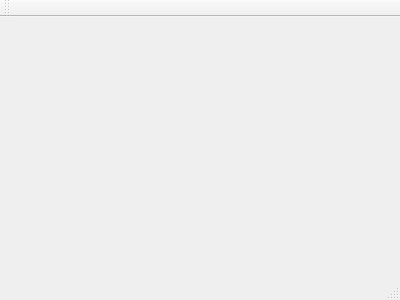
Qt form mainwindow.ui (LepilkinaElena/EasyRouting) before a commit.
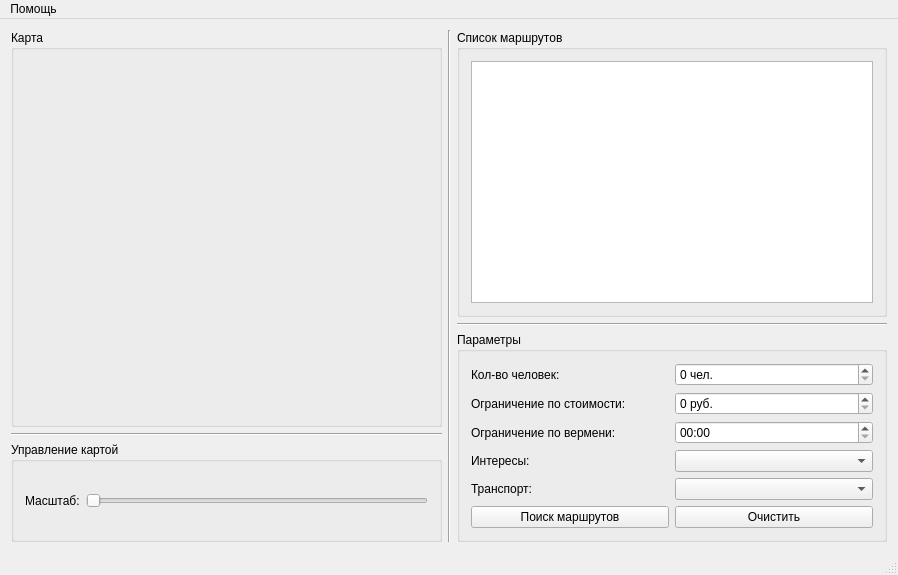
The same form after that commit.

Commit message: Реализован интерфейс на Qt

```diff
--- a/mainwindow.ui
+++ b/mainwindow.ui
@@ -1,24 +1,259 @@
 <ui version="4.0">
  <class>MainWindow</class>
- <widget class="QMainWindow" name="MainWindow" >
-  <property name="geometry" >
+ <widget class="QMainWindow" name="MainWindow">
+  <property name="geometry">
    <rect>
     <x>0</x>
     <y>0</y>
-    <width>400</width>
-    <height>300</height>
+    <width>898</width>
+    <height>575</height>
    </rect>
   </property>
   <property name="windowTitle" >
    <string>MainWindow</string>
   </property>
-  <widget class="QMenuBar" name="menuBar" />
-  <widget class="QToolBar" name="mainToolBar" />
-  <widget class="QWidget" name="centralWidget" />
-  <widget class="QStatusBar" name="statusBar" />
+  <widget class="QWidget" name="centralWidget">
+   <layout class="QHBoxLayout" name="horizontalLayout">
+    <item>
+     <layout class="QVBoxLayout" name="verticalLayout">
+      <item>
+       <widget class="QGroupBox" name="mapGroup">
+        <property name="minimumSize">
+         <size>
+          <width>250</width>
+          <height>250</height>
+         </size>
+        </property>
+        <property name="title">
+         <string>Карта</string>
+        </property>
+        <layout class="QHBoxLayout" name="horizontalLayout_2">
+         <item>
+          <widget class="QWidget" name="mapWidget" native="true"/>
+         </item>
+        </layout>
+       </widget>
+      </item>
+      <item>
+       <widget class="Line" name="line_2">
+        <property name="orientation">
+         <enum>Qt::Horizontal</enum>
+        </property>
+       </widget>
+      </item>
+      <item>
+       <widget class="QGroupBox" name="mapControlGroup">
+        <property name="maximumSize">
+         <size>
+          <width>16777215</width>
+          <height>100</height>
+         </size>
+        </property>
+        <property name="title">
+         <string>Управление картой</string>
+        </property>
+        <layout class="QVBoxLayout" name="verticalLayout_5">
+         <item>
+          <layout class="QHBoxLayout" name="horizontalLayout_10">
+           <item>
+            <widget class="QLabel" name="label_6">
+             <property name="text">
+              <string>Масштаб:</string>
+             </property>
+            </widget>
+           </item>
+           <item>
+            <widget class="QSlider" name="mapScaleSlider">
+             <property name="orientation">
+              <enum>Qt::Horizontal</enum>
+             </property>
+            </widget>
+           </item>
+          </layout>
+         </item>
+         <item>
+          <layout class="QHBoxLayout" name="horizontalLayout_11"/>
+         </item>
+        </layout>
+       </widget>
+      </item>
+     </layout>
+    </item>
+    <item>
+     <widget class="Line" name="line_3">
+      <property name="orientation">
+       <enum>Qt::Vertical</enum>
+      </property>
+     </widget>
+    </item>
+    <item>
+     <layout class="QVBoxLayout" name="verticalLayout_2">
+      <item>
+       <widget class="QGroupBox" name="routesGroup">
+        <property name="title">
+         <string>Список маршрутов</string>
+        </property>
+        <layout class="QHBoxLayout" name="horizontalLayout_9">
+         <item>
+          <widget class="QListView" name="routesListView"/>
+         </item>
+        </layout>
+       </widget>
+      </item>
+      <item>
+       <widget class="Line" name="line">
+        <property name="orientation">
+         <enum>Qt::Horizontal</enum>
+        </property>
+       </widget>
+      </item>
+      <item>
+       <widget class="QGroupBox" name="paramsGroup">
+        <property name="maximumSize">
+         <size>
+          <width>16777215</width>
+          <height>260</height>
+         </size>
+        </property>
+        <property name="title">
+         <string>Параметры</string>
+        </property>
+        <layout class="QVBoxLayout" name="verticalLayout_3">
+         <item>
+          <layout class="QHBoxLayout" name="horizontalLayout_3">
+           <item>
+            <widget class="QLabel" name="label">
+             <property name="text">
+              <string>Кол-во человек:</string>
+             </property>
+            </widget>
+           </item>
+           <item>
+            <widget class="QSpinBox" name="peopleCount">
+             <property name="suffix">
+              <string> чел.</string>
+             </property>
+            </widget>
+           </item>
+          </layout>
+         </item>
+         <item>
+          <layout class="QHBoxLayout" name="horizontalLayout_4">
+           <item>
+            <widget class="QLabel" name="label_2">
+             <property name="text">
+              <string>Ограничение по стоимости:</string>
+             </property>
+            </widget>
+           </item>
+           <item>
+            <widget class="QSpinBox" name="moneyCount">
+             <property name="suffix">
+              <string> руб.</string>
+             </property>
+             <property name="maximum">
+              <number>99999</number>
+             </property>
+            </widget>
+           </item>
+          </layout>
+         </item>
+         <item>
+          <layout class="QHBoxLayout" name="horizontalLayout_5">
+           <item>
+            <widget class="QLabel" name="label_3">
+             <property name="text">
+              <string>Ограничение по вермени:</string>
+             </property>
+            </widget>
+           </item>
+           <item>
+            <widget class="QTimeEdit" name="timeEdit">
+             <property name="displayFormat">
+              <string>hh:mm</string>
+             </property>
+            </widget>
+           </item>
+          </layout>
+         </item>
+         <item>
+          <layout class="QHBoxLayout" name="horizontalLayout_6">
+           <item>
+            <widget class="QLabel" name="label_4">
+             <property name="text">
+              <string>Интересы:</string>
+             </property>
+            </widget>
+           </item>
+           <item>
+            <widget class="QComboBox" name="interests"/>
+           </item>
+          </layout>
+         </item>
+         <item>
+          <layout class="QHBoxLayout" name="horizontalLayout_7">
+           <item>
+            <widget class="QLabel" name="label_5">
+             <property name="text">
+              <string>Транспорт:</string>
+             </property>
+            </widget>
+           </item>
+           <item>
+            <widget class="QComboBox" name="transport"/>
+           </item>
+          </layout>
+         </item>
+         <item>
+          <layout class="QHBoxLayout" name="horizontalLayout_8">
+           <item>
+            <widget class="QPushButton" name="searchRoutesButton">
+             <property name="text">
+              <string>Поиск маршрутов</string>
+             </property>
+            </widget>
+           </item>
+           <item>
+            <widget class="QPushButton" name="pushButton">
+             <property name="text">
+              <string>Очистить</string>
+             </property>
+            </widget>
+           </item>
+          </layout>
+         </item>
+        </layout>
+       </widget>
+      </item>
+     </layout>
+    </item>
+   </layout>
+  </widget>
+  <widget class="QMenuBar" name="menuBar">
+   <property name="geometry">
+    <rect>
+     <x>0</x>
+     <y>0</y>
+     <width>898</width>
+     <height>27</height>
+    </rect>
+   </property>
+   <widget class="QMenu" name="menu">
+    <property name="title">
+     <string>Помощь</string>
+    </property>
+    <addaction name="action"/>
+   </widget>
+   <addaction name="menu"/>
+  </widget>
+  <widget class="QStatusBar" name="statusBar"/>
+  <action name="action">
+   <property name="text">
+    <string>О программе</string>
+   </property>
+  </action>
  </widget>
- <layoutDefault spacing="6" margin="11" />
- <pixmapfunction></pixmapfunction>
+ <layoutdefault spacing="6" margin="11"/>
  <resources/>
  <connections/>
 </ui>
```
Left out of the diff: 5 changed lines with no effect on the pictures.
